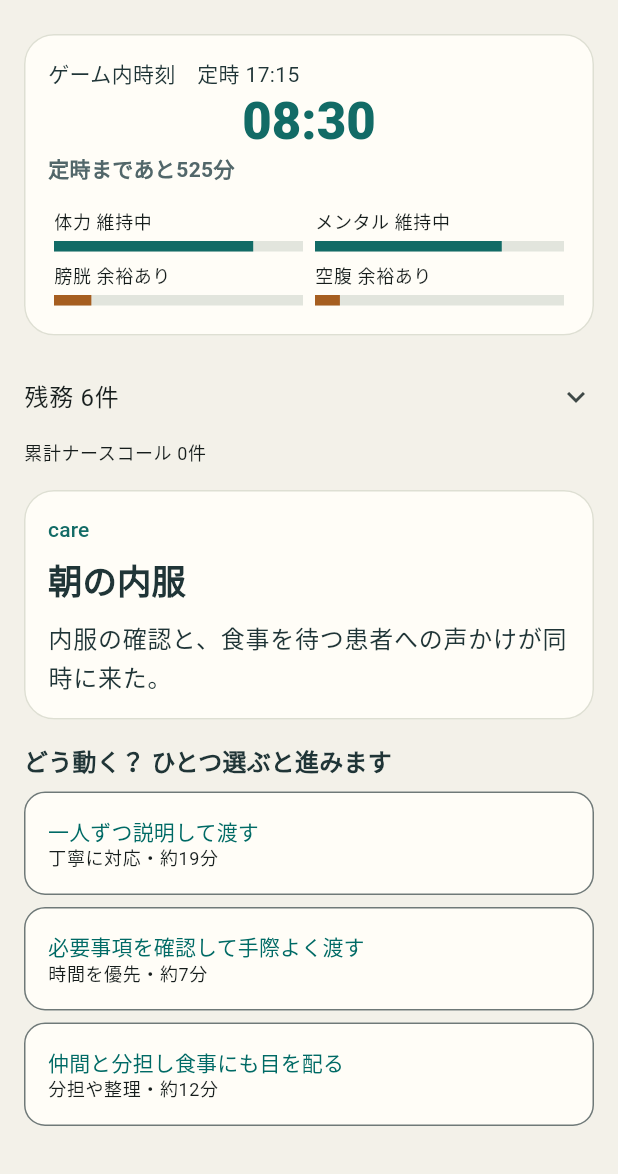
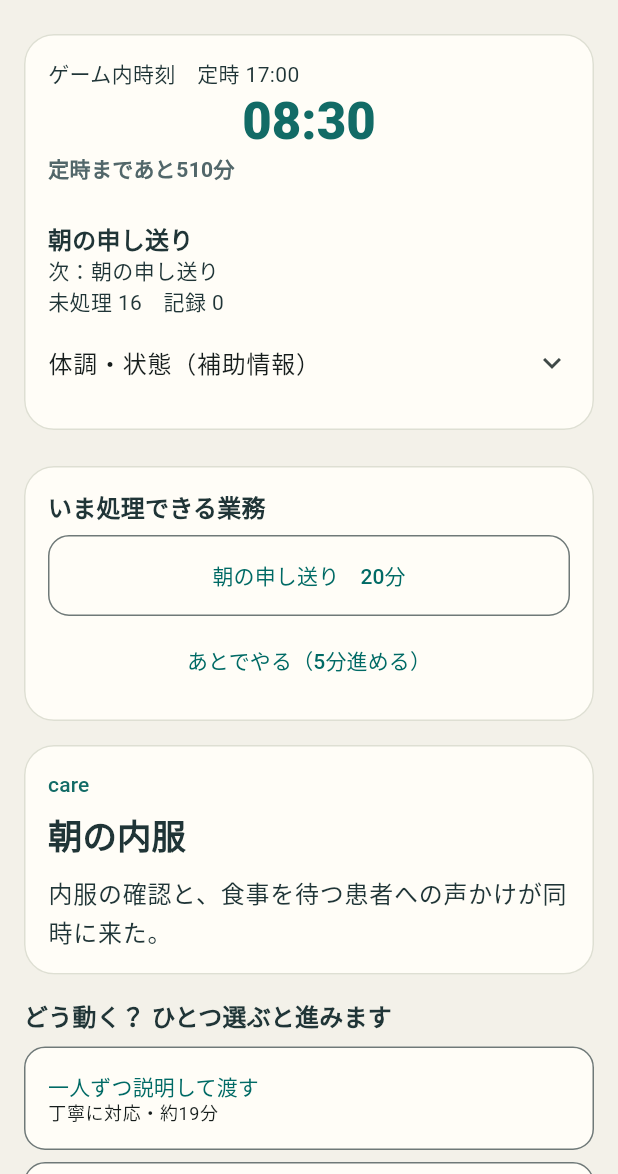
Before and after one commit to sumagorigsmart-arch/kangoshi-quest, a Flutter app: the screen it shows after launch, after a tap on "勤務をはじめる", on a phone screen of 412 x 824 dp, the part 62-1236 px from its top. Run offline on Flutter 3.47's test engine with Material 3 defaults, Android fonts, the phone set to English and light mode, and no system bars; our stand-ins replace shared_preferences; missing offline and left inert: dart:js_interop.

Commit message:
Add day shift task queue foundation

```diff
--- a/lib/application/game_controller.dart
+++ b/lib/application/game_controller.dart
@@ -3,6 +3,7 @@ import 'package:flutter/foundation.dart';
 import '../content/content_loader.dart';
 import '../domain/engine.dart';
 import '../domain/models.dart';
+import '../domain/day_shift.dart';
 import 'shift_history.dart';
 
 abstract class ShiftStore {
@@ -149,7 +150,12 @@ class GameController extends ChangeNotifier {
       content.balanceVersion,
     );
     _outcomeView = null;
-    _commit(engine.dispatch(initial, const StartShift()));
+    _commit(
+      engine.dispatch(
+        initial.copyWith(workQueue: generateRoutineTasks()),
+        const StartShift(),
+      ),
+    );
   }
 
   Future<void> replaceShift({int? seed}) async {
@@ -221,9 +227,63 @@ class GameController extends ChangeNotifier {
     }
   }
 
+  bool completeWorkTask(String taskId) {
+    final before = _state;
+    if (before == null ||
+        before.workQueue == null ||
+        before.phase == 'completed' ||
+        store.error != null) {
+      return false;
+    }
+    final available = availableTasks(before.workQueue!, before.timeMinutes);
+    if (!available.any((t) => t.taskId == taskId)) return false;
+    final task = available.firstWhere((t) => t.taskId == taskId);
+    final now = before.timeMinutes + task.estimatedMinutes;
+    final queue = advanceScheduledTasks(
+      before.workQueue!.complete(taskId, now),
+      before.timeMinutes,
+      now,
+    );
+    _state = before.copyWith(timeMinutes: now, workQueue: queue);
+    store.save(_state!, _outcomeView);
+    notifyListeners();
+    return true;
+  }
+
+  void advanceWorkClock(int minutes) {
+    final before = _state;
+    if (before == null ||
+        before.workQueue == null ||
+        before.phase == 'completed' ||
+        minutes <= 0) {
+      return;
+    }
+    final now = before.timeMinutes + minutes;
+    _state = before.copyWith(
+      timeMinutes: now,
+      workQueue: advanceScheduledTasks(
+        before.workQueue!,
+        before.timeMinutes,
+        now,
+      ),
+    );
+    store.save(_state!, _outcomeView);
+    notifyListeners();
+  }
+
   void _commit(Transition transition) {
-    _state = transition.state;
-    store.save(transition.state, _outcomeView);
+    final previous = _state;
+    final queue = transition.state.workQueue;
+    _state = queue == null || previous == null
+        ? transition.state
+        : transition.state.copyWith(
+            workQueue: advanceScheduledTasks(
+              queue,
+              previous.timeMinutes,
+              transition.state.timeMinutes,
+            ),
+          );
+    store.save(_state!, _outcomeView);
     if (transition.state.phase == 'completed' &&
         transition.state.result != null) {
       _archiveReady = false;
--- a/lib/application/persistent_shift_store.dart
+++ b/lib/application/persistent_shift_store.dart
@@ -42,7 +42,9 @@ class PersistentShiftStore implements ShiftStore {
 
   Map<String, dynamic> _decode(String raw) {
     final data = Map<String, dynamic>.from(jsonDecode(raw) as Map);
-    if (data['schemaVersion'] != 1) throw const FormatException('schema');
+    if (data['schemaVersion'] != 1 && data['schemaVersion'] != 2) {
+      throw const FormatException('schema');
+    }
     final state = GameState.fromJson(data['state']);
     final counters = Map<String, dynamic>.from(
       Map<String, dynamic>.from(data['state'] as Map)['counters'] as Map,
@@ -175,7 +177,7 @@ class PersistentShiftStore implements ShiftStore {
     _current = state;
     _outcomeView = outcomeView;
     final raw = jsonEncode({
-      'schemaVersion': 1,
+      'schemaVersion': 2,
       'startedAtMillis': _startedAtMillis,
       'state': state.toJson(),
       'outcomeView': outcomeView == null
--- /dev/null
+++ b/lib/domain/day_shift.dart
@@ -0,0 +1,379 @@
+import 'dart:collection';
+
+enum ShiftPhase {
+  morningHandoff,
+  morningCare,
+  lunchCare,
+  breakTime,
+  afternoonCare,
+  afternoonHandoff,
+  remainingWork,
+  overtime,
+}
+
+enum WorkTaskType { routine, dynamic, documentation }
+
+enum WorkTaskStatus { pending, completed, expired }
+
+enum WorkPriority { urgent, high, normal, low }
+
+enum DeadlineState { comfortable, approaching, overdue }
+
+class DayShiftConfig {
+  final int lunchStart, afternoonStart, handoffStart, handoffEnd, finish;
+  const DayShiftConfig({
+    this.lunchStart = 690,
+    this.afternoonStart = 780,
+    this.handoffStart = 930,
+    this.handoffEnd = 950,
+    this.finish = 1020,
+  });
+}
+
+ShiftPhase phaseAt(
+  int minute, {
+  DayShiftConfig config = const DayShiftConfig(),
+  bool lunchDone = false,
+  bool breakDone = false,
+}) {
+  if (minute >= config.finish) return ShiftPhase.overtime;
+  if (minute >= config.handoffEnd) return ShiftPhase.remainingWork;
+  if (minute >= config.handoffStart) return ShiftPhase.afternoonHandoff;
+  if (minute >= config.afternoonStart) return ShiftPhase.afternoonCare;
+  if (minute >= config.lunchStart) {
+    if (!lunchDone) return ShiftPhase.lunchCare;
+    if (!breakDone) return ShiftPhase.breakTime;
+    return ShiftPhase.afternoonCare;
+  }
+  if (minute >= 530) return ShiftPhase.morningCare;
+  return ShiftPhase.morningHandoff;
+}
+
+String phaseLabel(ShiftPhase phase) => switch (phase) {
+  ShiftPhase.morningHandoff => '朝の申し送り',
+  ShiftPhase.morningCare => '午前のケア',
+  ShiftPhase.lunchCare => '昼食業務',
+  ShiftPhase.breakTime => '休憩可能',
+  ShiftPhase.afternoonCare => '午後のケア',
+  ShiftPhase.afternoonHandoff => '午後の申し送り',
+  ShiftPhase.remainingWork => '残務処理',
+  ShiftPhase.overtime => '定時到達・残務処理',
+};
+
+class WorkTask {
+  final String taskId, title;
+  final int createdAt, estimatedMinutes, documentationMinutes;
+  final int? scheduledAt, deadline;
+  final WorkPriority priority;
+  final WorkTaskStatus status;
+  final WorkTaskType taskType;
+  final String? sourceEventId, patientId, parentTaskId, routineCategory;
+  final ShiftPhase? shiftPhase;
+  const WorkTask({
+    required this.taskId,
+    required this.title,
+    required this.createdAt,
+    this.scheduledAt,
+    this.deadline,
+    required this.estimatedMinutes,
+    this.priority = WorkPriority.normal,
+    this.status = WorkTaskStatus.pending,
+    required this.taskType,
+    this.sourceEventId,
+    this.patientId,
+    this.documentationMinutes = 0,
+    this.parentTaskId,
+    this.routineCategory,
+    this.shiftPhase,
+  });
+  WorkTask copyWith({WorkTaskStatus? status}) => WorkTask(
+    taskId: taskId,
+    title: title,
+    createdAt: createdAt,
+    scheduledAt: scheduledAt,
+    deadline: deadline,
+    estimatedMinutes: estimatedMinutes,
+    priority: priority,
+    status: status ?? this.status,
+    taskType: taskType,
+    sourceEventId: sourceEventId,
+    patientId: patientId,
+    documentationMinutes: documentationMinutes,
+    parentTaskId: parentTaskId,
+    routineCategory: routineCategory,
+    shiftPhase: shiftPhase,
+  );
+  factory WorkTask.fromJson(dynamic raw) {
+    final m = Map<String, dynamic>.from(raw as Map);
+    return WorkTask(
+      taskId: m['taskId'] as String,
+      title: m['title'] as String,
+      createdAt: m['createdAt'] as int,
+      scheduledAt: m['scheduledAt'] as int?,
+      deadline: m['deadline'] as int?,
+      estimatedMinutes: m['estimatedMinutes'] as int,
+      priority: WorkPriority.values.byName(m['priority'] as String),
+      status: WorkTaskStatus.values.byName(m['status'] as String),
+      taskType: WorkTaskType.values.byName(m['taskType'] as String),
+      sourceEventId: m['sourceEventId'] as String?,
+      patientId: m['patientId'] as String?,
+      documentationMinutes: m['documentationMinutes'] as int? ?? 0,
+      parentTaskId: m['parentTaskId'] as String?,
+      routineCategory: m['routineCategory'] as String?,
+      shiftPhase: m['shiftPhase'] == null
+          ? null
+          : ShiftPhase.values.byName(m['shiftPhase'] as String),
+    );
+  }
+  Map<String, dynamic> toJson() => {
+    'taskId': taskId,
+    'title': title,
+    'createdAt': createdAt,
+    'scheduledAt': scheduledAt,
+    'deadline': deadline,
+    'estimatedMinutes': estimatedMinutes,
+    'priority': priority.name,
+    'status': status.name,
+    'taskType': taskType.name,
+    'sourceEventId': sourceEventId,
+    'patientId': patientId,
+    'documentationMinutes': documentationMinutes,
+    'parentTaskId': parentTaskId,
+    'routineCategory': routineCategory,
+    'shiftPhase': shiftPhase?.name,
+  };
+}
+
+DeadlineState deadlineState(WorkTask task, int now, {int warningMinutes = 20}) {
+  if (task.deadline == null) return DeadlineState.comfortable;
+  if (now > task.deadline!) return DeadlineState.overdue;
+  if (task.deadline! - now <= warningMinutes) return DeadlineState.approaching;
+  return DeadlineState.comfortable;
+}
+
+class TaskQueue {
+  final List<WorkTask> tasks;
+  TaskQueue(Iterable<WorkTask> tasks)
+    : tasks = UnmodifiableListView(tasks.toList()) {
+    if (this.tasks.map((t) => t.taskId).toSet().length != this.tasks.length) {
+      throw ArgumentError('Duplicate taskId');
+    }
+  }
+  factory TaskQueue.fromJson(dynamic raw) =>
+      TaskQueue((raw as List).map(WorkTask.fromJson));
+  List<Map<String, dynamic>> toJson() => tasks.map((t) => t.toJson()).toList();
+  TaskQueue add(WorkTask task) => TaskQueue([...tasks, task]);
+  List<WorkTask> get pending =>
+      _sorted(tasks.where((t) => t.status == WorkTaskStatus.pending));
+  List<WorkTask> get completed =>
+      tasks.where((t) => t.status == WorkTaskStatus.completed).toList();
+  List<WorkTask> overdue(int now) => pending
+      .where((t) => deadlineState(t, now) == DeadlineState.overdue)
+      .toList();
+  List<WorkTask> get urgent =>
+      pending.where((t) => t.priority == WorkPriority.urgent).toList();
+  List<WorkTask> get routine =>
+      tasks.where((t) => t.taskType == WorkTaskType.routine).toList();
+  List<WorkTask> get dynamicTasks =>
+      tasks.where((t) => t.taskType == WorkTaskType.dynamic).toList();
+  List<WorkTask> get documentation =>
+      tasks.where((t) => t.taskType == WorkTaskType.documentation).toList();
+  int get pendingCount => pending.length;
+  int get documentationCount =>
+      pending.where((t) => t.taskType == WorkTaskType.documentation).length;
+  List<WorkTask> _sorted(Iterable<WorkTask> source) =>
+      source.toList()..sort((a, b) {
+        final priority = a.priority.index.compareTo(b.priority.index);
+        if (priority != 0) return priority;
+        final deadline = (a.deadline ?? 99999).compareTo(b.deadline ?? 99999);
+        if (deadline != 0) return deadline;
+        final scheduled = (a.scheduledAt ?? 99999).compareTo(
+          b.scheduledAt ?? 99999,
+        );
+        if (scheduled != 0) return scheduled;
+        return a.createdAt.compareTo(b.createdAt);
+      });
+  TaskQueue complete(String id, int now) {
+    final task = tasks.firstWhere((t) => t.taskId == id);
+    if (task.status != WorkTaskStatus.pending) {
+      throw StateError('Task already handled');
+    }
+    final result = tasks
+        .map(
+          (t) =>
+              t.taskId == id ? t.copyWith(status: WorkTaskStatus.completed) : t,
+        )
+        .toList();
+    if (task.documentationMinutes > 0) {
+      result.add(
+        WorkTask(
+          taskId: '$id-documentation',
+          title: '${task.title}の記録',
+          createdAt: now,
+          estimatedMinutes: task.documentationMinutes,
+          taskType: WorkTaskType.documentation,
+          parentTaskId: id,
+          sourceEventId: task.sourceEventId,
+          patientId: task.patientId,
+        ),
+      );
+    }
+    return TaskQueue(result);
+  }
+}
+
+TaskQueue generateRoutineTasks({
+  DayShiftConfig config = const DayShiftConfig(),
+}) {
+  final specs = <(String, String, int, int, ShiftPhase, int)>[
+    ('morning_handoff', '朝の申し送り', 510, 20, ShiftPhase.morningHandoff, 0),
+    ('morning_vitals', '午前の検温', 530, 15, ShiftPhase.morningCare, 6),
+    ('morning_iv', '点滴関連業務', 545, 20, ShiftPhase.morningCare, 5),
+    ('morning_diaper', 'おむつ交換', 565, 20, ShiftPhase.morningCare, 4),
+    ('morning_hygiene', '清潔ケア', 585, 25, ShiftPhase.morningCare, 6),
+    ('orders', '指示受け・確認', 610, 10, ShiftPhase.morningCare, 0),
+    ('medication', '内服管理', 620, 15, ShiftPhase.morningCare, 4),
+    ('doctor_assist', '医師処置の介助', 635, 20, ShiftPhase.morningCare, 5),
+    ('lunch_serve', '昼食の配膳', config.lunchStart, 10, ShiftPhase.lunchCare, 0),
+    (
+      'lunch_assist',
+      '食事介助',
+      config.lunchStart + 10,
+      20,
+      ShiftPhase.lunchCare,
+      5,
+    ),
+    (
+      'lunch_medication',
+      '昼の内服',
+      config.lunchStart + 30,
+      10,
+      ShiftPhase.lunchCare,
+      4,
+    ),
+    ('lunch_clear', '下膳', config.lunchStart + 40, 10, ShiftPhase.lunchCare, 0),
+    ('break', '休憩', config.lunchStart + 50, 45, ShiftPhase.breakTime, 0),
+    (
+      'afternoon_vitals',
+      '午後の検温',
+      config.afternoonStart,
+      15,
+      ShiftPhase.afternoonCare,
+      6,
+    ),
+    (
+      'afternoon_diaper',
+      '午後のおむつ交換',
+      config.afternoonStart + 15,
+      20,
+      ShiftPhase.afternoonCare,
+      4,
+    ),
+    (
+      'afternoon_handoff',
+      '午後の申し送り',
+      config.handoffStart,
+      20,
+      ShiftPhase.afternoonHandoff,
+      0,
+    ),
+  ];
+  return TaskQueue(
+    specs.map(
+      (s) => WorkTask(
+        taskId: s.$1,
+        title: s.$2,
+        createdAt: 510,
+        scheduledAt: s.$3,
+        estimatedMinutes: s.$4,
+        deadline: s.$1 == 'afternoon_handoff' ? config.handoffEnd : null,
+        taskType: WorkTaskType.routine,
+        routineCategory: s.$1,
+        shiftPhase: s.$5,
+        documentationMinutes: s.$6,
+      ),
+    ),
+  );
+}
+
+WorkTask infusionTask(String id, int at) => WorkTask(
+  taskId: id,
+  title: '点滴交換',
+  createdAt: at,
+  scheduledAt: at,
+  deadline: at + 20,
+  estimatedMinutes: 10,
+  priority: WorkPriority.high,
+  taskType: WorkTaskType.dynamic,
+  documentationMinutes: 5,
+);
+WorkTask examinationTask(String id, int at) => WorkTask(
+  taskId: id,
+  title: '検査対応',
+  createdAt: at,
+  scheduledAt: at,
+  deadline: at + 30,
+  estimatedMinutes: 20,
+  priority: WorkPriority.high,
+  taskType: WorkTaskType.dynamic,
+  documentationMinutes: 5,
+);
+
+TaskQueue advanceScheduledTasks(TaskQueue queue, int before, int after) {
+  var next = queue;
+  if (before < 600 &&
+      after >= 600 &&
+      !next.tasks.any((t) => t.taskId == 'iv-1000')) {
+    next = next.add(infusionTask('iv-1000', 600));
+  }
+  if (before < 630 &&
+      after >= 630 &&
+      !next.tasks.any((t) => t.taskId == 'exam-1030')) {
+    next = next.add(examinationTask('exam-1030', 630));
+  }
+  return next;
+}
+
+List<WorkTask> availableTasks(
+  TaskQueue queue,
+  int now, {
+  DayShiftConfig config = const DayShiftConfig(),
+}) {
+  final phase = phaseAt(
+    now,
+    config: config,
+    lunchDone: queue.tasks
+        .where((t) => t.shiftPhase == ShiftPhase.lunchCare)
+        .every((t) => t.status == WorkTaskStatus.completed),
+    breakDone: queue.tasks.any(
+      (t) => t.taskId == 'break' && t.status == WorkTaskStatus.completed,
+    ),
+  );
+  final routine = queue.routine;
+  return queue.pending.where((task) {
+    if (task.taskType != WorkTaskType.routine) {
+      return task.scheduledAt == null || task.scheduledAt! <= now;
+    }
+    if (task.taskId == 'afternoon_handoff' && now >= config.handoffStart) {
+      return true;
+    }
+    if (task.taskId == 'morning_handoff') return now < config.handoffStart;
+    if (task.shiftPhase == ShiftPhase.breakTime &&
+        phase != ShiftPhase.breakTime) {
+      return false;
+    }
+    if (task.shiftPhase == ShiftPhase.lunchCare && now < config.lunchStart) {
+      return false;
+    }
+    if (task.shiftPhase == ShiftPhase.afternoonCare &&
+        now < config.afternoonStart) {
+      return false;
+    }
+    final index = routine.indexWhere((t) => t.taskId == task.taskId);
+    if (index <= 0) return true;
+    final previous = routine[index - 1];
+    return previous.status == WorkTaskStatus.completed ||
+        (task.shiftPhase != previous.shiftPhase &&
+            (task.scheduledAt ?? 0) <= now);
+  }).toList();
+}
--- a/lib/domain/models.dart
+++ b/lib/domain/models.dart
@@ -1,4 +1,6 @@
 import 'dart:collection';
+
+import 'day_shift.dart';
 
 Map<String, dynamic> object(dynamic value) =>
     Map<String, dynamic>.from(value as Map);
@@ -511,6 +513,19 @@ class GameResult {
 }
 
 class GameState {
+  final TaskQueue? workQueue;
+  ShiftPhase? get shiftPhase {
+    final queue = workQueue;
+    if (queue == null) return null;
+    final lunchDone = queue.tasks
+        .where((t) => t.shiftPhase == ShiftPhase.lunchCare)
+        .every((t) => t.status == WorkTaskStatus.completed);
+    final breakDone = queue.tasks.any(
+      (t) => t.taskId == 'break' && t.status == WorkTaskStatus.completed,
+    );
+    return phaseAt(timeMinutes, lunchDone: lunchDone, breakDone: breakDone);
+  }
+
   final String runId, contentVersion, balanceVersion, phase;
   final int schemaVersion,
       seed,
@@ -563,6 +578,7 @@ class GameState {
     this.currentOutcome,
     required this.handoverDone,
     this.result,
+    this.workQueue,
   }) : meters = UnmodifiableMapView(Map.of(meters)),
        scores = UnmodifiableMapView(Map.of(scores)),
        flags = UnmodifiableMapView(Map.of(flags)),
@@ -629,6 +645,7 @@ class GameState {
     OutcomeDefinition? currentOutcome,
     bool? handoverDone,
     GameResult? result,
+    TaskQueue? workQueue,
     bool clearCurrent = false,
   }) => GameState(
     runId: runId,
@@ -665,6 +682,7 @@ class GameState {
     currentOutcome: clearCurrent ? null : currentOutcome ?? this.currentOutcome,
     handoverDone: handoverDone ?? this.handoverDone,
     result: result ?? this.result,
+    workQueue: workQueue ?? this.workQueue,
   );
   factory GameState.fromJson(dynamic value) {
     final m = object(value);
@@ -701,6 +719,9 @@ class GameState {
           : OutcomeDefinition.fromJson(m['currentOutcome']),
       handoverDone: m['handoverDone'],
       result: m['result'] == null ? null : GameResult.fromJson(m['result']),
+      workQueue: m['workQueue'] == null
+          ? null
+          : TaskQueue.fromJson(m['workQueue']),
     );
   }
   Map<String, dynamic> toJson() => {
@@ -734,6 +755,8 @@ class GameState {
     'currentOutcome': currentOutcome?.toJson(),
     'handoverDone': handoverDone,
     'result': result?.toJson(),
+    'workQueue': workQueue?.toJson(),
+    'shiftPhase': shiftPhase?.name,
   };
 }
 
--- a/lib/ui/quest_app.dart
+++ b/lib/ui/quest_app.dart
@@ -7,6 +7,7 @@ import '../application/game_controller.dart';
 import '../application/shift_history.dart';
 import '../application/shift_summary.dart';
 import '../domain/models.dart';
+import '../domain/day_shift.dart';
 import 'share_bridge.dart';
 import 'quest_theme.dart';
 
@@ -284,21 +285,28 @@ class _QuestAppState extends State<QuestApp> {
   Widget _game() {
     final s = widget.controller.state;
     if (s == null) return const Center(child: Text('勤務がありません'));
-    final finish = widget.controller.content.balance.plannedFinish;
+    final finish = s.workQueue == null
+        ? widget.controller.content.balance.plannedFinish
+        : 1020;
     final remaining = finish - s.timeMinutes;
     final reached = remaining <= 0;
+    final pendingWork = s.workQueue?.pendingCount ?? s.tasks.total;
     return SafeArea(
       child: _pageFrame(
-        child: ListView(
+        child: SingleChildScrollView(
           key: const Key('gameScroll'),
           padding: const EdgeInsets.fromLTRB(16, 8, 16, 32),
+          child: Column(
+            crossAxisAlignment: CrossAxisAlignment.stretch,
             children: [
               _panel(
                 child: Column(
                   crossAxisAlignment: CrossAxisAlignment.stretch,
                   children: [
                     Text(
-                    'ゲーム内時刻　定時 17:15',
+                      s.workQueue == null
+                          ? 'ゲーム内時刻　定時 17:15'
+                          : 'ゲーム内時刻　定時 17:00',
                       style: Theme.of(context).textTheme.bodyMedium,
                     ),
                     AnimatedSwitcher(
@@ -308,7 +316,7 @@ class _QuestAppState extends State<QuestApp> {
                         key: ValueKey(s.timeMinutes),
                         style: Theme.of(context).textTheme.headlineLarge
                             ?.copyWith(
-                            color: reached && s.tasks.total > 0
+                              color: reached && pendingWork > 0
                                   ? QuestColors.danger
                                   : QuestColors.teal,
                             ),
@@ -316,40 +324,35 @@ class _QuestAppState extends State<QuestApp> {
                     ),
                     Text(
                       reached
-                        ? s.tasks.total > 0
+                          ? pendingWork > 0
+                                ? s.workQueue == null
                                       ? '定時を過ぎました。残務${s.tasks.total}件を片づけて退勤へ。'
+                                      : '定時到達。未処理$pendingWork件を確認してください。'
                                 : '定時です。最後の申し送りで退勤へ。'
                           : '定時まであと$remaining分',
                       style: TextStyle(
-                      color: reached && s.tasks.total > 0
+                        color: reached && pendingWork > 0
                             ? QuestColors.danger
                             : QuestColors.muted,
                         fontWeight: FontWeight.w700,
                       ),
                     ),
                     const SizedBox(height: 12),
-                  _meters(s),
+                    if (s.workQueue != null) _workOverview(s),
+                    ExpansionTile(
+                      key: const Key('conditionMeters'),
+                      title: const Text('体調・状態（補助情報）'),
+                      tilePadding: EdgeInsets.zero,
+                      children: [_meters(s)],
+                    ),
                   ],
                 ),
               ),
               const SizedBox(height: 12),
-            ExpansionTile(
-              key: const Key('tasks'),
-              tilePadding: EdgeInsets.zero,
-              title: Text('残務 ${s.tasks.total}件'),
-              children: [
-                Padding(
-                  padding: const EdgeInsets.only(bottom: 8),
-                  child: Text(
-                    '記録 ${s.tasks.record}件　調整 ${s.tasks.coordination}件　ケア ${s.tasks.care}件',
-                  ),
-                ),
+              if (s.workQueue != null) ...[
+                const SizedBox(height: 12),
+                _workTaskPanel(s),
               ],
-            ),
-            Text(
-              '累計ナースコール ${s.counters.callCount}件',
-              style: Theme.of(context).textTheme.bodySmall,
-            ),
               if (widget.controller.store.error != null)
                 Text(
                   widget.controller.store.error!,
@@ -370,8 +373,102 @@ class _QuestAppState extends State<QuestApp> {
                     child: _event(s),
                   ),
                 ),
+              ExpansionTile(
+                key: const Key('tasks'),
+                tilePadding: EdgeInsets.zero,
+                title: Text('残務 ${s.tasks.total}件'),
+                children: [
+                  Padding(
+                    padding: const EdgeInsets.only(bottom: 8),
+                    child: Text(
+                      '記録 ${s.tasks.record}件　調整 ${s.tasks.coordination}件　ケア ${s.tasks.care}件',
+                    ),
+                  ),
                 ],
               ),
+              Text(
+                '累計ナースコール ${s.counters.callCount}件',
+                style: Theme.of(context).textTheme.bodySmall,
+              ),
+            ],
+          ),
+        ),
+      ),
+    );
+  }
+
+  Widget _workOverview(GameState s) {
+    final queue = s.workQueue!;
+    final phase = s.shiftPhase!;
+    final routine = queue.routine
+        .where((t) => t.status == WorkTaskStatus.pending)
+        .toList();
+    final currentRoutine = routine.where((t) => t.shiftPhase == phase).toList();
+    final futureRoutine = routine
+        .where((t) => t.scheduledAt != null && t.scheduledAt! >= s.timeMinutes)
+        .toList();
+    final next = currentRoutine.isNotEmpty
+        ? currentRoutine.first
+        : futureRoutine.isNotEmpty
+        ? futureRoutine.first
+        : null;
+    final approaching = queue.pending
+        .where(
+          (t) =>
+              t.deadline != null &&
+              deadlineState(t, s.timeMinutes) != DeadlineState.comfortable,
+        )
+        .toList();
+    return Column(
+      crossAxisAlignment: CrossAxisAlignment.start,
+      children: [
+        const SizedBox(height: 12),
+        Text(
+          phaseLabel(phase),
+          key: const Key('shiftPhase'),
+          style: Theme.of(context).textTheme.titleMedium,
+        ),
+        Text('次：${next?.title ?? '残務処理'}', key: const Key('nextRoutine')),
+        Text(
+          '未処理 ${queue.pendingCount}　記録 ${queue.documentationCount}',
+          key: const Key('workCounts'),
+        ),
+        for (final task in approaching.take(2))
+          Text(
+            '${task.title} ${deadlineState(task, s.timeMinutes) == DeadlineState.overdue ? '期限超過' : 'あと${task.deadline! - s.timeMinutes}分'}',
+            key: Key('deadline-${task.taskId}'),
+            style: const TextStyle(color: QuestColors.danger),
+          ),
+      ],
+    );
+  }
+
+  Widget _workTaskPanel(GameState s) {
+    final queue = s.workQueue!;
+    final available = availableTasks(queue, s.timeMinutes);
+    return _panel(
+      child: Column(
+        crossAxisAlignment: CrossAxisAlignment.stretch,
+        children: [
+          Text('いま処理できる業務', style: Theme.of(context).textTheme.titleMedium),
+          const SizedBox(height: 8),
+          for (final task in available.take(5))
+            Padding(
+              padding: const EdgeInsets.only(bottom: 6),
+              child: OutlinedButton(
+                key: Key('work-${task.taskId}'),
+                onPressed: () =>
+                    widget.controller.completeWorkTask(task.taskId),
+                child: Text('${task.title}　${task.estimatedMinutes}分'),
+              ),
+            ),
+          if (available.isEmpty) const Text('今すぐ処理できる業務はありません'),
+          TextButton(
+            key: const Key('workLater'),
+            onPressed: () => widget.controller.advanceWorkClock(5),
+            child: const Text('あとでやる（5分進める）'),
+          ),
+        ],
       ),
     );
   }
```
Also changed, not shown: bin/day_shift.dart (added, +64 -0 lines), 5 other files. Lines whose indentation alone changed are shown as unchanged.
